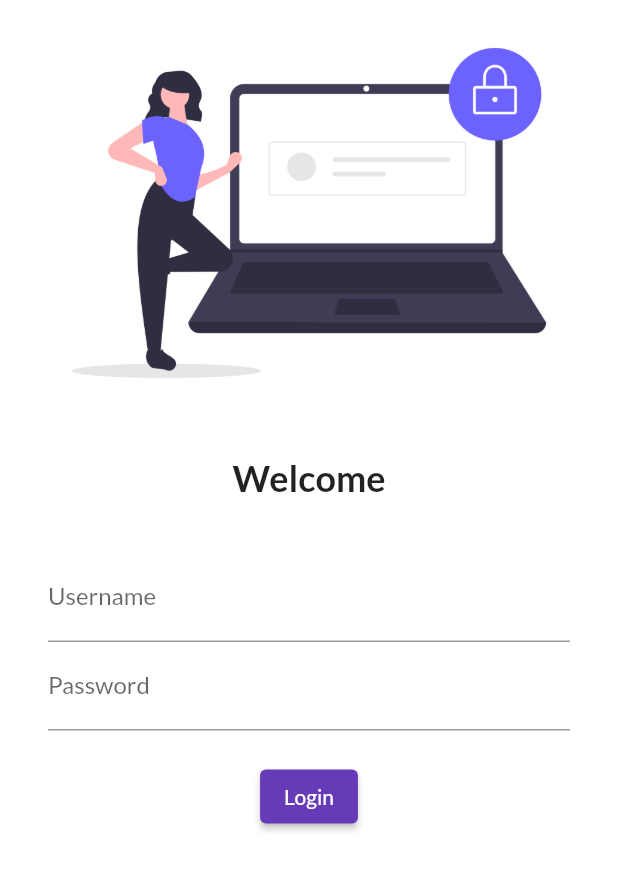
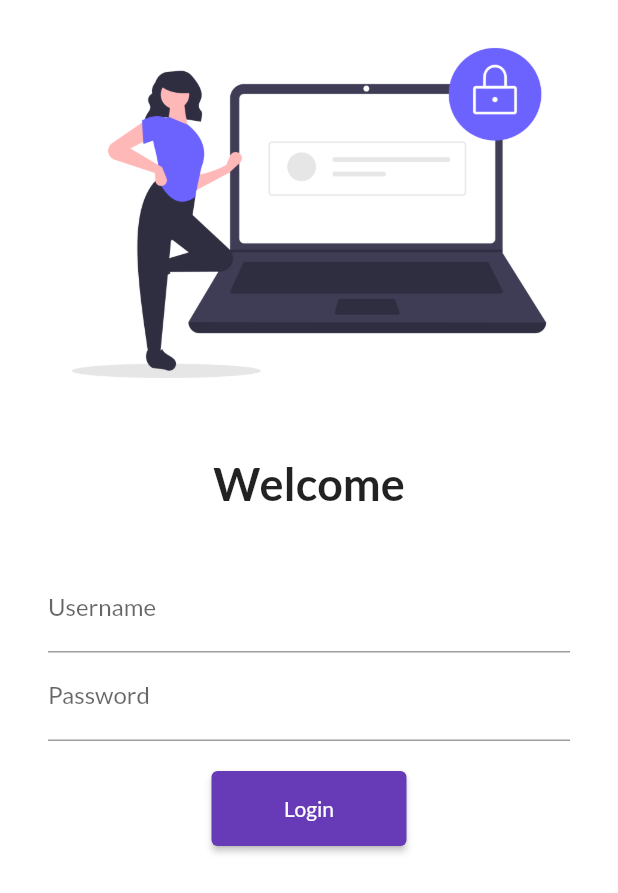
Before and after one commit to ParsalSilwal/30daysflutter, a Flutter app: the screen it shows after launch, on a phone screen of 412 x 824 dp. Shown: the top 893 px of the screen. Run offline on Flutter 3.47's test engine with Material 2 defaults, Android fonts, the light colour scheme and no system bars; our stand-ins replace google_fonts.

Commit message:
day5 completed

```diff
--- a/lib/main.dart
+++ b/lib/main.dart
@@ -2,6 +2,7 @@ import 'package:flutter/material.dart';
 import 'package:google_fonts/google_fonts.dart';
 import 'package:magh3app/pages/homepage.dart';
 import 'package:magh3app/pages/loginpage.dart';
+import 'package:magh3app/utils/routes.dart';
 
 void main() {
   runApp(MyApp());
@@ -27,8 +28,8 @@ class MyApp extends StatelessWidget {
       // initialRoute: "/home",
       routes: {
         '/': (context) => LoginPage(),
-        "/home": (context) => HomePage(),
-        "/login": (context) => LoginPage(),
+        MyRoutes.homeRoute: (context) => HomePage(),
+        MyRoutes.loginRoute: (context) => LoginPage(),
       },
     );
   }
--- a/lib/pages/loginpage.dart
+++ b/lib/pages/loginpage.dart
@@ -1,5 +1,7 @@
 import 'package:flutter/material.dart';
 import 'package:magh3app/pages/homepage.dart';
+
+import '../utils/routes.dart';
 
 class LoginPage extends StatelessWidget {
   const LoginPage({super.key});
@@ -8,6 +10,7 @@ class LoginPage extends StatelessWidget {
   Widget build(BuildContext context) {
     return Material(
         color: Colors.white,
+        child: SingleChildScrollView(
           child: Column(
             children: [
               Image.asset(
@@ -20,7 +23,7 @@ class LoginPage extends StatelessWidget {
               Text(
                 "Welcome",
                 style: TextStyle(
-                fontSize: 24,
+                  fontSize: 30.0,
                   fontWeight: FontWeight.bold,
                 ),
               ),
@@ -28,8 +31,8 @@ class LoginPage extends StatelessWidget {
                 height: 20.0,
               ),
               Padding(
-              padding:
-                  const EdgeInsets.symmetric(vertical: 16.0, horizontal: 32.0),
+                padding: const EdgeInsets.symmetric(
+                    vertical: 16.0, horizontal: 32.0),
                 child: Column(
                   children: [
                     TextFormField(
@@ -50,16 +53,18 @@ class LoginPage extends StatelessWidget {
                     ),
                     ElevatedButton(
                       child: Text("Login"),
-                    style: TextButton.styleFrom(),
+                      style: TextButton.styleFrom(
+                        minimumSize: Size(130, 50),
+                      ),
                       onPressed: () {
-                      // Route route = MaterialPageRoute(builder: (context) => HomePage());
-                      print("Hi Parsal");
+                        Navigator.pushNamed(context, MyRoutes.homeRoute);
                       },
                     ),
                   ],
                 ),
               ),
             ],
+          ),
         ));
   }
 }
--- /dev/null
+++ b/lib/utils/routes.dart
@@ -0,0 +1,5 @@
+class MyRoutes{
+  static String loginRoute = "/login";
+  static String homeRoute = "/home";
+  static String cartRoute = "/cart";
+}
```
Lines whose indentation alone changed are shown as unchanged.
